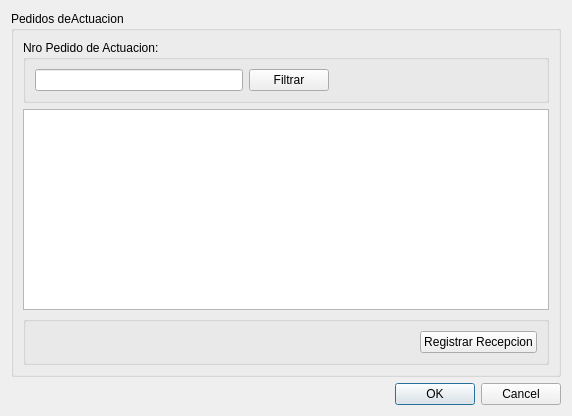
guilleurrutia10/division-transporte, file src/ui/DialogRegistrarRecepcionDePedidoDeActuacion.ui: the form before one commit.
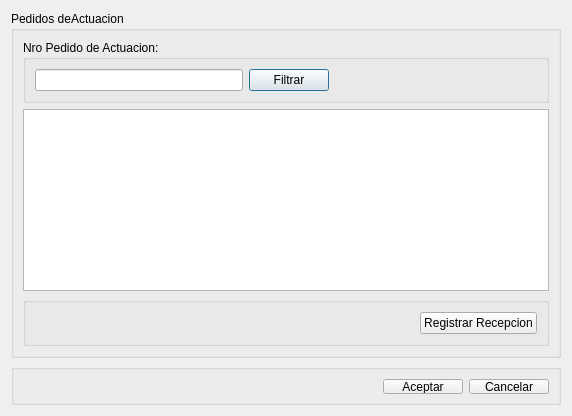
The form after the commit.

Commit message: modificaciones ui con group box parte 2

The edit to the form file:
```diff
--- a/src/ui/DialogRegistrarRecepcionDePedidoDeActuacion.ui
+++ b/src/ui/DialogRegistrarRecepcionDePedidoDeActuacion.ui
@@ -88,13 +88,63 @@
     </widget>
    </item>
    <item>
-    <widget class="QDialogButtonBox" name="buttonBox">
-     <property name="orientation">
-      <enum>Qt::Horizontal</enum>
+    <widget class="QGroupBox" name="groupBoxButtonBox">
+     <property name="minimumSize">
+      <size>
+       <width>271</width>
+       <height>41</height>
+      </size>
      </property>
-     <property name="standardButtons">
-      <set>QDialogButtonBox::Cancel|QDialogButtonBox::Ok</set>
+     <property name="maximumSize">
+      <size>
+       <width>16777215</width>
+       <height>41</height>
+      </size>
      </property>
+     <property name="title">
+      <string/>
+     </property>
+     <layout class="QGridLayout" name="gridLayout_6">
+      <property name="leftMargin">
+       <number>9</number>
+      </property>
+      <property name="topMargin">
+       <number>9</number>
+      </property>
+      <property name="rightMargin">
+       <number>9</number>
+      </property>
+      <property name="bottomMargin">
+       <number>8</number>
+      </property>
+      <item row="0" column="1">
+       <widget class="QPushButton" name="pushButtonAceptar">
+        <property name="text">
+         <string>Aceptar</string>
+        </property>
+       </widget>
+      </item>
+      <item row="0" column="2">
+       <widget class="QPushButton" name="pushButtonCancelar">
+        <property name="text">
+         <string>Cancelar</string>
+        </property>
+       </widget>
+      </item>
+      <item row="0" column="0">
+       <spacer name="horizontalSpacer_6">
+        <property name="orientation">
+         <enum>Qt::Horizontal</enum>
+        </property>
+        <property name="sizeHint" stdset="0">
+         <size>
+          <width>40</width>
+          <height>20</height>
+         </size>
+        </property>
+       </spacer>
+      </item>
+     </layout>
     </widget>
    </item>
   </layout>
```
Left out of the diff: 35 changed lines with no effect on the pictures. The commit also changes 28 other files.
